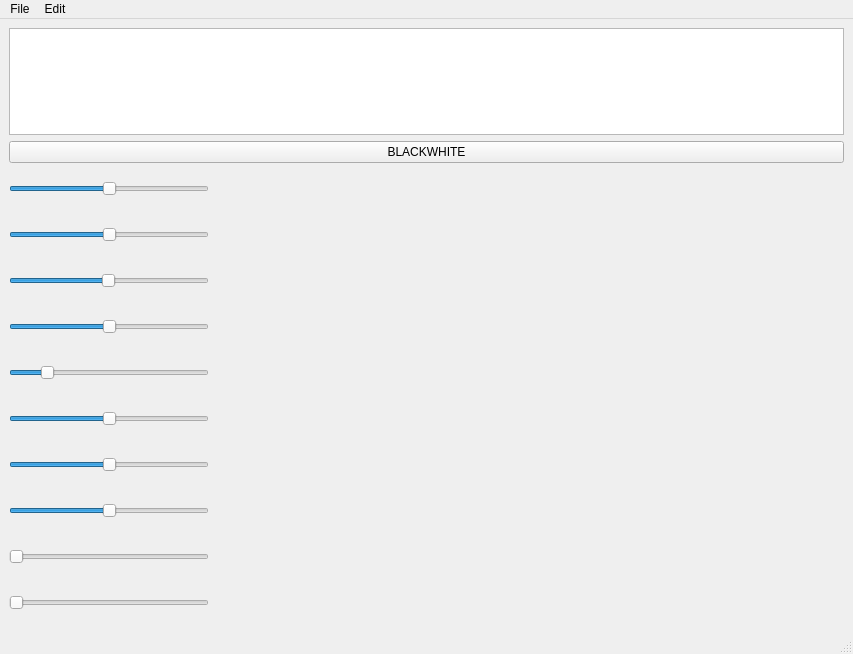
Qt form MainWindow.ui (bohdandemchukk/coursework_cpp) before a commit.
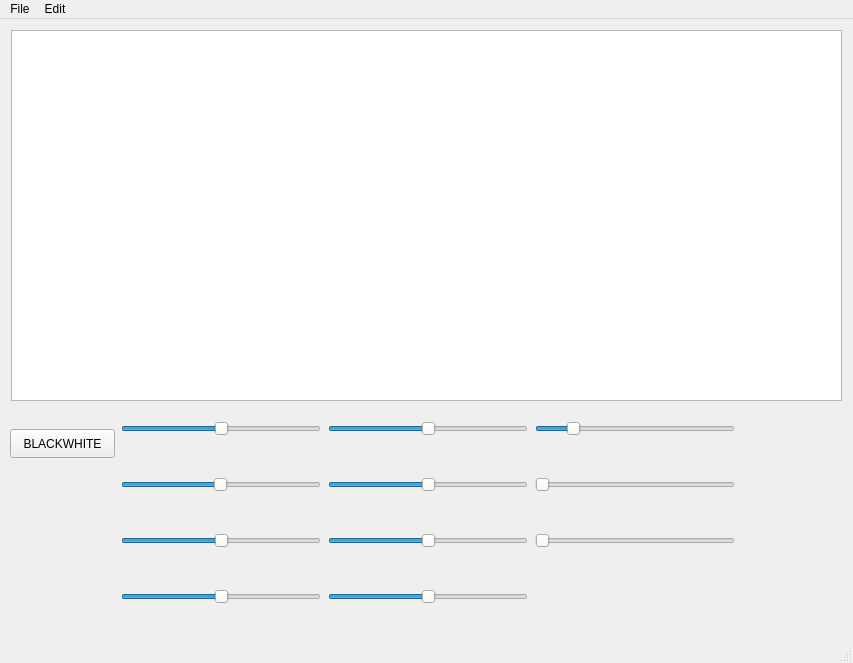
The same form after that commit. Custom widgets are drawn as their Qt base class.

Commit message: Add vibrance filter

```diff
--- a/MainWindow.ui
+++ b/MainWindow.ui
@@ -7,29 +7,72 @@
     <x>0</x>
     <y>0</y>
     <width>853</width>
-    <height>654</height>
+    <height>663</height>
    </rect>
   </property>
   <property name="windowTitle">
    <string>MainWindow</string>
   </property>
   <widget class="QWidget" name="centralwidget">
-   <layout class="QVBoxLayout" name="verticalLayout_2">
-    <item>
      <widget class="MyGraphicsView" name="graphicsView">
       <property name="enabled">
        <bool>true</bool>
       </property>
-     </widget>
-    </item>
-    <item>
+    <property name="geometry">
+     <rect>
+      <x>11</x>
+      <y>11</y>
+      <width>831</width>
+      <height>371</height>
+     </rect>
+    </property>
+   </widget>
      <widget class="QPushButton" name="bwButton">
+    <property name="geometry">
+     <rect>
+      <x>10</x>
+      <y>410</y>
+      <width>105</width>
+      <height>29</height>
+     </rect>
+    </property>
       <property name="text">
        <string>BLACKWHITE</string>
       </property>
      </widget>
-    </item>
-    <item>
+   <widget class="QWidget" name="gridLayoutWidget">
+    <property name="geometry">
+     <rect>
+      <x>120</x>
+      <y>380</y>
+      <width>616</width>
+      <height>230</height>
+     </rect>
+    </property>
+    <layout class="QGridLayout" name="gridLayout">
+     <item row="1" column="2">
+      <widget class="QSlider" name="blurSlider">
+       <property name="sizePolicy">
+        <sizepolicy hsizetype="Fixed" vsizetype="Fixed">
+         <horstretch>0</horstretch>
+         <verstretch>0</verstretch>
+        </sizepolicy>
+       </property>
+       <property name="minimumSize">
+        <size>
+         <width>200</width>
+         <height>40</height>
+        </size>
+       </property>
+       <property name="maximum">
+        <number>100</number>
+       </property>
+       <property name="orientation">
+        <enum>Qt::Orientation::Horizontal</enum>
+       </property>
+      </widget>
+     </item>
+     <item row="0" column="0">
      <widget class="QSlider" name="temperatureSlider">
       <property name="sizePolicy">
        <sizepolicy hsizetype="Fixed" vsizetype="Fixed">
@@ -54,32 +97,7 @@
       </property>
      </widget>
     </item>
-    <item>
-     <widget class="QSlider" name="exposureSlider">
-      <property name="sizePolicy">
-       <sizepolicy hsizetype="Fixed" vsizetype="Fixed">
-        <horstretch>0</horstretch>
-        <verstretch>0</verstretch>
-       </sizepolicy>
-      </property>
-      <property name="minimumSize">
-       <size>
-        <width>200</width>
-        <height>40</height>
-       </size>
-      </property>
-      <property name="minimum">
-       <number>-100</number>
-      </property>
-      <property name="maximum">
-       <number>100</number>
-      </property>
-      <property name="orientation">
-       <enum>Qt::Orientation::Horizontal</enum>
-      </property>
-     </widget>
-    </item>
-    <item>
+     <item row="1" column="0">
      <widget class="QSlider" name="scaleSlider">
       <property name="sizePolicy">
        <sizepolicy hsizetype="Fixed" vsizetype="Fixed">
@@ -113,7 +131,7 @@
       </property>
      </widget>
     </item>
-    <item>
+     <item row="0" column="1">
      <widget class="QSlider" name="brightnessSlider">
       <property name="sizePolicy">
        <sizepolicy hsizetype="Fixed" vsizetype="Fixed">
@@ -141,7 +159,101 @@
       </property>
      </widget>
     </item>
-    <item>
+     <item row="2" column="1">
+      <widget class="QSlider" name="vibranceSlider">
+       <property name="sizePolicy">
+        <sizepolicy hsizetype="Fixed" vsizetype="Fixed">
+         <horstretch>0</horstretch>
+         <verstretch>0</verstretch>
+        </sizepolicy>
+       </property>
+       <property name="minimumSize">
+        <size>
+         <width>200</width>
+         <height>40</height>
+        </size>
+       </property>
+       <property name="minimum">
+        <number>-100</number>
+       </property>
+       <property name="maximum">
+        <number>100</number>
+       </property>
+       <property name="orientation">
+        <enum>Qt::Orientation::Horizontal</enum>
+       </property>
+      </widget>
+     </item>
+     <item row="3" column="1">
+      <widget class="QSlider" name="contrastSlider">
+       <property name="sizePolicy">
+        <sizepolicy hsizetype="Fixed" vsizetype="Fixed">
+         <horstretch>0</horstretch>
+         <verstretch>0</verstretch>
+        </sizepolicy>
+       </property>
+       <property name="minimumSize">
+        <size>
+         <width>200</width>
+         <height>40</height>
+        </size>
+       </property>
+       <property name="minimum">
+        <number>-255</number>
+       </property>
+       <property name="maximum">
+        <number>255</number>
+       </property>
+       <property name="orientation">
+        <enum>Qt::Orientation::Horizontal</enum>
+       </property>
+      </widget>
+     </item>
+     <item row="2" column="0">
+      <widget class="QSlider" name="exposureSlider">
+       <property name="sizePolicy">
+        <sizepolicy hsizetype="Fixed" vsizetype="Fixed">
+         <horstretch>0</horstretch>
+         <verstretch>0</verstretch>
+        </sizepolicy>
+       </property>
+       <property name="minimumSize">
+        <size>
+         <width>200</width>
+         <height>40</height>
+        </size>
+       </property>
+       <property name="minimum">
+        <number>-100</number>
+       </property>
+       <property name="maximum">
+        <number>100</number>
+       </property>
+       <property name="orientation">
+        <enum>Qt::Orientation::Horizontal</enum>
+       </property>
+      </widget>
+     </item>
+     <item row="2" column="2">
+      <widget class="QSlider" name="sharpSlider">
+       <property name="sizePolicy">
+        <sizepolicy hsizetype="Fixed" vsizetype="Fixed">
+         <horstretch>0</horstretch>
+         <verstretch>0</verstretch>
+        </sizepolicy>
+       </property>
+       <property name="minimumSize">
+        <size>
+         <width>200</width>
+         <height>40</height>
+        </size>
+       </property>
+       <property name="orientation">
+        <enum>Qt::Orientation::Horizontal</enum>
+       </property>
+      </widget>
+     </item>
+     <item row="0" column="2">
      <widget class="QSlider" name="gammaSlider">
       <property name="sizePolicy">
        <sizepolicy hsizetype="Fixed" vsizetype="Fixed">
@@ -166,32 +278,7 @@
       </property>
      </widget>
     </item>
-    <item>
-     <widget class="QSlider" name="tintSlider">
-      <property name="sizePolicy">
-       <sizepolicy hsizetype="Fixed" vsizetype="Fixed">
-        <horstretch>0</horstretch>
-        <verstretch>0</verstretch>
-       </sizepolicy>
-      </property>
-      <property name="minimumSize">
-       <size>
-        <width>200</width>
-        <height>40</height>
-       </size>
-      </property>
-      <property name="minimum">
-       <number>-100</number>
-      </property>
-      <property name="maximum">
-       <number>100</number>
-      </property>
-      <property name="orientation">
-       <enum>Qt::Orientation::Horizontal</enum>
-      </property>
-     </widget>
-    </item>
-    <item>
+     <item row="3" column="0">
      <widget class="QSlider" name="saturationSlider">
       <property name="sizePolicy">
        <sizepolicy hsizetype="Fixed" vsizetype="Fixed">
@@ -216,8 +303,8 @@
       </property>
      </widget>
     </item>
-    <item>
-     <widget class="QSlider" name="contrastSlider">
+     <item row="1" column="1">
+      <widget class="QSlider" name="tintSlider">
       <property name="sizePolicy">
        <sizepolicy hsizetype="Fixed" vsizetype="Fixed">
         <horstretch>0</horstretch>
@@ -231,29 +318,7 @@
        </size>
       </property>
       <property name="minimum">
-       <number>-255</number>
-      </property>
-      <property name="maximum">
-       <number>255</number>
-      </property>
-      <property name="orientation">
-       <enum>Qt::Orientation::Horizontal</enum>
-      </property>
-     </widget>
-    </item>
-    <item>
-     <widget class="QSlider" name="blurSlider">
-      <property name="sizePolicy">
-       <sizepolicy hsizetype="Fixed" vsizetype="Fixed">
-        <horstretch>0</horstretch>
-        <verstretch>0</verstretch>
-       </sizepolicy>
-      </property>
-      <property name="minimumSize">
-       <size>
-        <width>200</width>
-        <height>40</height>
-       </size>
+        <number>-100</number>
       </property>
       <property name="maximum">
        <number>100</number>
@@ -263,26 +328,8 @@
       </property>
      </widget>
     </item>
-    <item>
-     <widget class="QSlider" name="sharpSlider">
-      <property name="sizePolicy">
-       <sizepolicy hsizetype="Fixed" vsizetype="Fixed">
-        <horstretch>0</horstretch>
-        <verstretch>0</verstretch>
-       </sizepolicy>
-      </property>
-      <property name="minimumSize">
-       <size>
-        <width>200</width>
-        <height>40</height>
-       </size>
-      </property>
-      <property name="orientation">
-       <enum>Qt::Orientation::Horizontal</enum>
-      </property>
-     </widget>
-    </item>
-   </layout>
+    </layout>
+   </widget>
   </widget>
   <widget class="QMenuBar" name="menubar">
    <property name="geometry">
```
Lines whose indentation alone changed are shown as unchanged. The commit also changes 9 other files.
